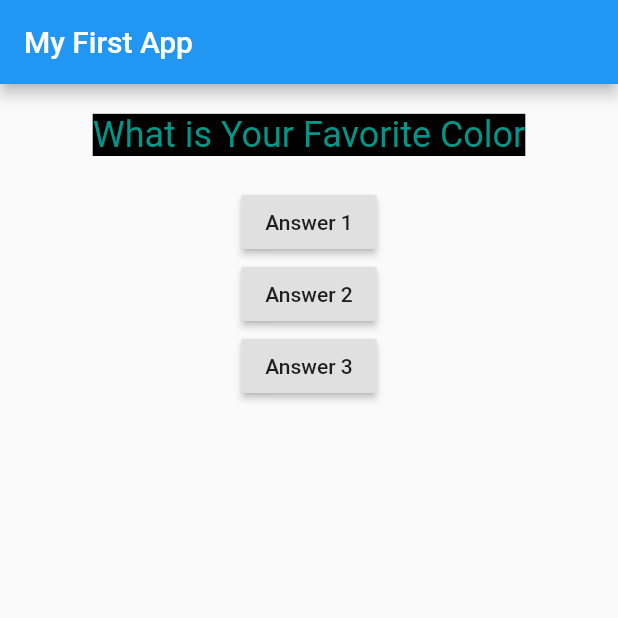
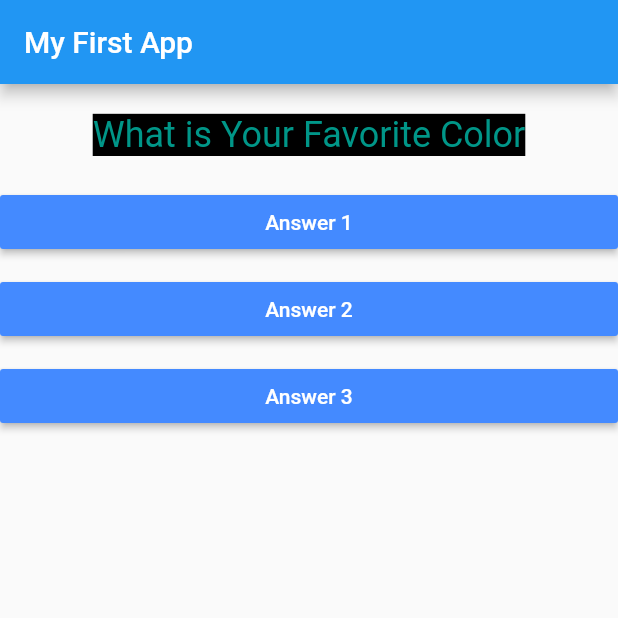
Before and after one commit to hritik7818/personal-expense, a Flutter app: the screen it shows after launch, on a phone screen of 412 x 824 dp, the top half of it. Run offline on Flutter 3.47's test engine with Material 2 defaults, Android fonts, the phone set to English and light mode, and no system bars.

Commit message:
adding a custom widget answer and pushes staten

```diff
--- a/lib/answer.dart
+++ b/lib/answer.dart
@@ -4,14 +4,30 @@
 import 'package:flutter/material.dart';
 
 class Answer extends StatelessWidget {
+  // creating a variable to take a callback function
+  // that function has an implementation of setState().
+  // this phenomena is known as state pushing.
+  // because we can change state, from that widget we don't have that state.
+
+  final VoidCallback selectHandler;
+  final String buttonText;
+
+  Answer({required this.selectHandler, required this.buttonText});
+
   @override
   Widget build(BuildContext context) {
     return Container(
       width: double.infinity,
       margin: EdgeInsets.only(bottom: 10),
       child: RaisedButton(
-        child: Text("Answer 1"),
-        onPressed: null,
+        color: Colors.blueAccent,
+        child: Text(
+          buttonText,
+          style: TextStyle(
+            color: Colors.white,
+          ),
+        ),
+        onPressed: selectHandler,
       ),
     );
   }
--- a/lib/main.dart
+++ b/lib/main.dart
@@ -41,6 +41,9 @@ class _MyAppState extends State<MyApp> {
   var _questionIndex = 0;
 
   void _handleAnswer() {
+    if (_questionIndex + 1 > 1) {
+      return;
+    }
     setState(() {
       _questionIndex++;
     });
@@ -55,8 +58,22 @@ class _MyAppState extends State<MyApp> {
   @override
   Widget build(BuildContext context) {
     var _questions = [
-      "What is Your Favorite Color",
-      "What is Your Favorite Sport",
+      {
+        "question": "What is Your Favorite Color",
+        "answer": ["Blue", "Black", "Red", "Green"],
+      },
+      {
+        "question": "What is Your Favorite Sport",
+        "answer": ["Tennis", "Cricket", "Football", "Badminton"],
+      },
+      {
+        "question": "What is Your Favorite Car",
+        "answer": ["Lamborghini", "Audi", "Ferrari", "BMW"],
+      },
+      {
+        "question": "What is Your Hobby",
+        "answer": ["Singing", "Dancing", "Writing", "Playing"],
+      },
     ];
     // MaterialApp widget is a main widget. It make some setup to render the widget on the screen.
     // Text widget is displays text on the screen.
@@ -75,39 +92,21 @@ class _MyAppState extends State<MyApp> {
         body: Column(
           children: [
             Question(
-              _questions[_questionIndex],
+              _questions[_questionIndex]["question"] as String,
             ),
-            RaisedButton(
-              child: Text("Answer 1"),
-              // onPressed takes a function which has to be execute when the user press on this button.
-              // we should not be call the function here because when flutter read this flutter will call immediately.
-
-              // we can pass function to one onPressed in two ways:
-              // 1 - by define declared function name without parenthesis on onPressed using we point to the function not call it.
-              // 2 - by define anonymous function to the onPressed.
-
-              // assigning declared function name without parenthesis to onPressed.
-              onPressed: _handleAnswer,
+            Answer(
+              // we can pass a pointer to the function to a constructor of another widget or our custom widget.
+              //that function can have the implementation of setState().
+              selectHandler: _handleAnswer,
+              buttonText: "Answer 1",
             ),
-            RaisedButton(
-              child: Text("Answer 2"),
-
-              // assigning anonymous function to onPressed.
-              onPressed: () {
-                setState(() {
-                  _questionIndex++;
-                });
-                print("Answer 2");
-              },
+            Answer(
+              selectHandler: _handleAnswer,
+              buttonText: "Answer 2",
             ),
-            RaisedButton(
-              child: Text("Answer 3"),
-              onPressed: () {
-                setState(() {
-                  _questionIndex++;
-                });
-                print("Answer 3");
-              },
+            Answer(
+              selectHandler: _handleAnswer,
+              buttonText: "Answer 3",
             ),
           ],
         ),
```
